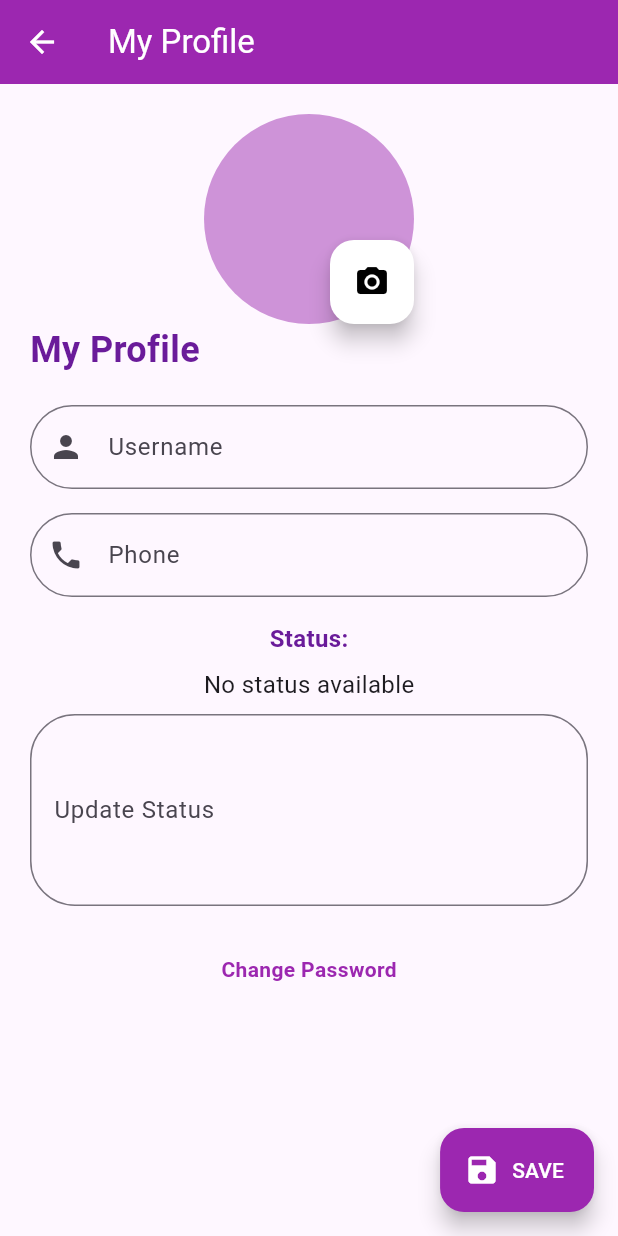
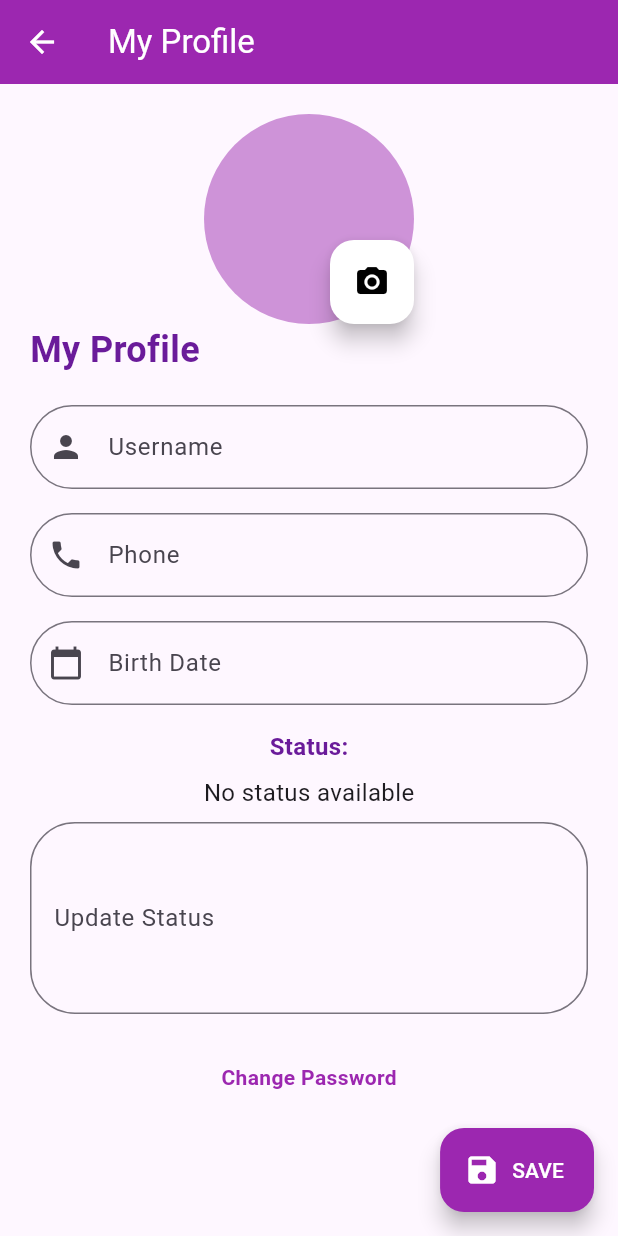
Before and after one commit to Alvinlo221110546/tugas-projek-Quizz, a Flutter app: the ProfilePage screen opened directly, after a tap on "SAVE", on a phone screen of 412 x 824 dp. Run offline on Flutter 3.47's test engine with Material 3 defaults, Android fonts, the phone set to English and light mode, and no system bars; our stand-ins replace animated_text_kit, cached_network_image, camera, carousel_slider, font_awesome_flutter, image_picker and 2 more.

Commit message:
penambahan date picker pada profile

```diff
--- a/lib/page/profile_page.dart
+++ b/lib/page/profile_page.dart
@@ -7,6 +7,7 @@ import 'package:quizz/page/Mainmenu.dart';
 import 'package:quizz/page/camera.dart';
 import 'package:quizz/page/changepassword.dart';
 import 'package:quizz/page/provider/providerUser.dart';
+import 'package:intl/intl.dart';
 
 class ProfilePage extends StatefulWidget {
   @override
@@ -17,6 +18,7 @@ class _ProfilePageState extends State<ProfilePage> {
   final _formKey = GlobalKey<FormState>();
   late TextEditingController fullName;
   late TextEditingController phone;
+  late TextEditingController birthDate;
   late TextEditingController status;
   File? _imageFile;
   late CameraController? _controller;
@@ -27,6 +29,7 @@ class _ProfilePageState extends State<ProfilePage> {
     final profileProvider = Provider.of<ProfileProvider>(context, listen: false);
     fullName = TextEditingController(text: profileProvider.account.isNotEmpty ? profileProvider.account[0].fullName : '');
     phone = TextEditingController(text: profileProvider.account.isNotEmpty ? profileProvider.account[0].phone : '');
+    birthDate = TextEditingController(text: profileProvider.account.isNotEmpty ? profileProvider.account[0].birthDate : '');
     status = TextEditingController(text: profileProvider.account.isNotEmpty ? profileProvider.account[0].status : '');
   }
 
@@ -43,9 +46,27 @@ class _ProfilePageState extends State<ProfilePage> {
     }
   }
 
+  Future<void> _selectDate(BuildContext context) async {
+    DateTime? picked = await showDatePicker(
+      context: context,
+      initialDate: DateTime.now(),
+      firstDate: DateTime(1900),
+      lastDate: DateTime(2101),
+    );
+    if (picked != null) {
+      setState(() {
+        birthDate.text = DateFormat('yyyy-MM-dd').format(picked);
+      });
+    }
+  }
+
   @override
   void dispose() {
     _controller?.dispose();
+    fullName.dispose();
+    phone.dispose();
+    birthDate.dispose();
+    status.dispose();
     super.dispose();
   }
 
@@ -74,11 +95,10 @@ class _ProfilePageState extends State<ProfilePage> {
                     radius: 70,
                     backgroundColor: Colors.purple[200],
                     backgroundImage: profileProvider.account.isNotEmpty
-                            ? profileProvider.account[0].profilePicture != null
-                                ? MemoryImage(
-                                    profileProvider.account[0].profilePicture!)
-                                : null
-                            : null,
+                        ? profileProvider.account[0].profilePicture != null
+                            ? MemoryImage(profileProvider.account[0].profilePicture!)
+                            : null
+                        : null,
                   ),
                   Positioned(
                     bottom: 0,
@@ -158,6 +178,25 @@ class _ProfilePageState extends State<ProfilePage> {
                     ),
                   ),
                   SizedBox(height: 16.0),
+                  GestureDetector(
+                    onTap: () {
+                      FocusScope.of(context).requestFocus(FocusNode());
+                      _selectDate(context);
+                    },
+                    child: AbsorbPointer(
+                      child: TextFormField(
+                        controller: birthDate,
+                        decoration: InputDecoration(
+                          labelText: 'Birth Date',
+                          border: OutlineInputBorder(
+                            borderRadius: BorderRadius.circular(30.0),
+                          ),
+                          prefixIcon: Icon(Icons.calendar_today),
+                        ),
+                      ),
+                    ),
+                  ),
+                  SizedBox(height: 16.0),
                   Text(
                     'Status:',
                     style: TextStyle(
@@ -210,6 +249,7 @@ class _ProfilePageState extends State<ProfilePage> {
             setState(() {
               profileProvider.changeFullName(0, fullName.text);
               profileProvider.changePhone(0, phone.text);
+              profileProvider.changeBirthDate(0, birthDate.text);
               profileProvider.changeStatus(0, status.text);
               final imageBytes = _imageFile != null ? _imageFile!.readAsBytesSync() : profileProvider.account[0].profilePicture;
               if (imageBytes != null) {
--- a/lib/page/provider/providerUser.dart
+++ b/lib/page/provider/providerUser.dart
@@ -9,6 +9,7 @@ class Account {
   String email;
   String password;
   String phone;
+  String birthDate;
   String status;
 
   Account({
@@ -18,6 +19,7 @@ class Account {
     this.email = '',
     this.password = '',
     this.phone = '',
+    this.birthDate = '',
     this.status = 'No status available',
   });
 }
@@ -47,6 +49,16 @@ class ProfileProvider extends ChangeNotifier {
     for (var a in account) {
       if (a.id == id) {
         a.phone = phone;
+        break;
+      }
+    }
+    notifyListeners();
+  }
+
+  void changeBirthDate(int id, String birthDate) {
+    for (var a in account) {
+      if (a.id == id) {
+        a.birthDate = birthDate;
         break;
       }
     }
--- a/pubspec.yaml
+++ b/pubspec.yaml
@@ -24,6 +24,7 @@ dependencies:
   animated_text_kit: ^4.2.2
   carousel_slider: ^4.2.1
   share_plus: ^9.0.0
+  intl: ^0.19.0
 
 
 
```
Also changed, not shown: lib/page/Mainmenu.dart (+6 -6 lines), lib/page/courseandquiz.dart (+7 -7 lines), lib/page/favourite.dart (+7 -7 lines), pubspec.lock.
